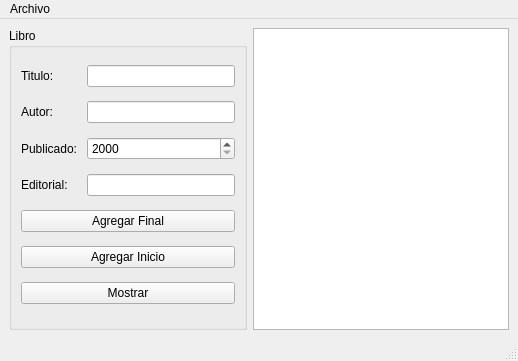
Qt form mainwindow.ui (EmmanuelPaniagua/Libreria) before a commit.
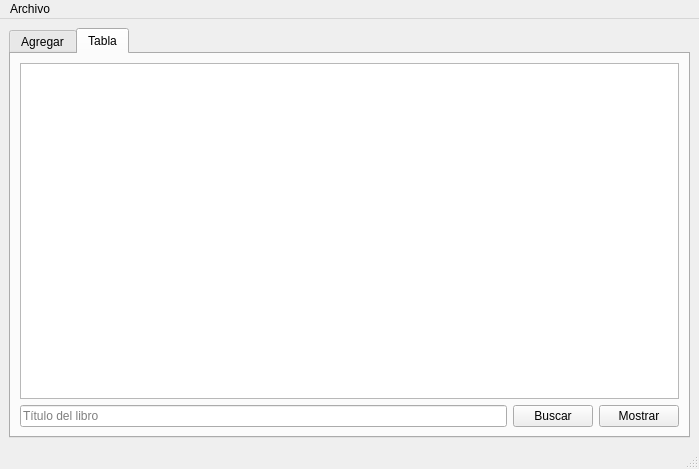
The same form after that commit.

Commit message: se actualizo para estar a la par con la act 12

What changed in the file:
```diff
--- a/mainwindow.ui
+++ b/mainwindow.ui
@@ -6,14 +6,24 @@
    <rect>
     <x>0</x>
     <y>0</y>
-    <width>518</width>
-    <height>361</height>
+    <width>699</width>
+    <height>469</height>
    </rect>
   </property>
   <property name="windowTitle">
    <string>MainWindow</string>
   </property>
   <widget class="QWidget" name="centralwidget">
+   <layout class="QGridLayout" name="gridLayout_3">
+    <item row="0" column="0">
+     <widget class="QTabWidget" name="tabWidget">
+      <property name="currentIndex">
+       <number>1</number>
+      </property>
+      <widget class="QWidget" name="tab">
+       <attribute name="title">
+        <string>Agregar</string>
+       </attribute>
    <layout class="QGridLayout" name="gridLayout_2">
     <item row="0" column="0">
      <widget class="QGroupBox" name="groupBox">
@@ -21,31 +31,48 @@
        <string>Libro</string>
       </property>
       <layout class="QGridLayout" name="gridLayout">
-       <item row="3" column="0" colspan="2">
+           <item row="3" column="1">
+            <widget class="QLineEdit" name="editorial_lineEdit"/>
+           </item>
+           <item row="5" column="0" colspan="2">
+            <widget class="QPushButton" name="agregar_inicio_pushButton">
+             <property name="text">
+              <string>Agregar Inicio</string>
+             </property>
+            </widget>
+           </item>
+           <item row="1" column="1">
+            <widget class="QLineEdit" name="autor_lineEdit"/>
+           </item>
+           <item row="3" column="0">
         <widget class="QLabel" name="label_4">
          <property name="text">
           <string>Editorial:</string>
          </property>
         </widget>
        </item>
-       <item row="4" column="0" colspan="3">
+           <item row="4" column="0" colspan="2">
         <widget class="QPushButton" name="agregar_final_pushButton">
          <property name="text">
           <string>Agregar Final</string>
          </property>
         </widget>
        </item>
-       <item row="1" column="2">
-        <widget class="QLineEdit" name="autor_lineEdit"/>
-       </item>
-       <item row="2" column="0" colspan="2">
-        <widget class="QLabel" name="label_3">
+           <item row="0" column="0">
+            <widget class="QLabel" name="label">
+             <property name="text">
+              <string>Título:</string>
+             </property>
+            </widget>
+           </item>
+           <item row="1" column="0">
+            <widget class="QLabel" name="label_2">
          <property name="text">
-          <string>Publicado: </string>
+              <string>Autor:</string>
          </property>
         </widget>
        </item>
-       <item row="2" column="2">
+           <item row="2" column="1">
         <widget class="QSpinBox" name="publicado_spinBox">
          <property name="minimum">
           <number>2000</number>
@@ -55,35 +82,18 @@
          </property>
         </widget>
        </item>
-       <item row="0" column="0">
-        <widget class="QLabel" name="label">
-         <property name="text">
-          <string>Titulo: </string>
-         </property>
-        </widget>
-       </item>
-       <item row="5" column="0" colspan="3">
-        <widget class="QPushButton" name="agregar_inicio_pushButton">
-         <property name="text">
-          <string>Agregar Inicio</string>
-         </property>
-        </widget>
-       </item>
-       <item row="0" column="2">
+           <item row="0" column="1">
         <widget class="QLineEdit" name="titulo_lineEdit"/>
        </item>
-       <item row="1" column="0">
-        <widget class="QLabel" name="label_2">
+           <item row="2" column="0">
+            <widget class="QLabel" name="label_3">
          <property name="text">
-          <string>Autor:</string>
+              <string>Publicado:</string>
          </property>
         </widget>
        </item>
-       <item row="3" column="2">
-        <widget class="QLineEdit" name="editorial_lineEdit"/>
-       </item>
-       <item row="6" column="0" colspan="3">
-        <widget class="QPushButton" name="mostrar_pushButton">
+           <item row="6" column="0" colspan="2">
+            <widget class="QPushButton" name="monstrar_pushButton">
          <property name="text">
           <string>Mostrar</string>
          </property>
@@ -97,13 +107,48 @@
     </item>
    </layout>
   </widget>
+      <widget class="QWidget" name="tab_2">
+       <attribute name="title">
+        <string>Tabla</string>
+       </attribute>
+       <layout class="QGridLayout" name="gridLayout_4">
+        <item row="0" column="0" colspan="3">
+         <widget class="QTableWidget" name="tabla"/>
+        </item>
+        <item row="1" column="0">
+         <widget class="QLineEdit" name="buscar_lineEdit">
+          <property name="placeholderText">
+           <string>Título del libro</string>
+          </property>
+         </widget>
+        </item>
+        <item row="1" column="1">
+         <widget class="QPushButton" name="buscar_pushButton">
+          <property name="text">
+           <string>Buscar</string>
+          </property>
+         </widget>
+        </item>
+        <item row="1" column="2">
+         <widget class="QPushButton" name="mostrar_tabla_pushButton">
+          <property name="text">
+           <string>Mostrar</string>
+          </property>
+         </widget>
+        </item>
+       </layout>
+      </widget>
+     </widget>
+    </item>
+   </layout>
+  </widget>
   <widget class="QMenuBar" name="menubar">
    <property name="geometry">
     <rect>
      <x>0</x>
      <y>0</y>
-     <width>518</width>
-     <height>21</height>
+     <width>699</width>
+     <height>22</height>
     </rect>
    </property>
    <widget class="QMenu" name="menuArchivo">
```
Left out of the diff: 2 changed lines with no effect on the pictures. Lines whose indentation alone changed are shown as unchanged. The commit also changes 1 other file.
